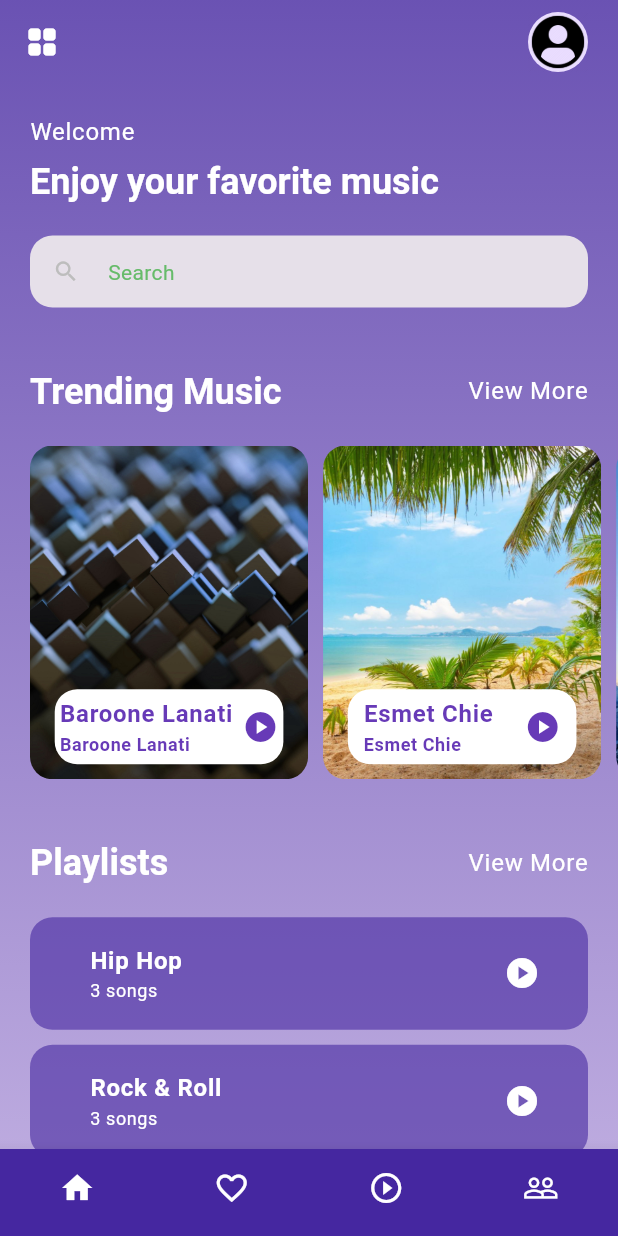
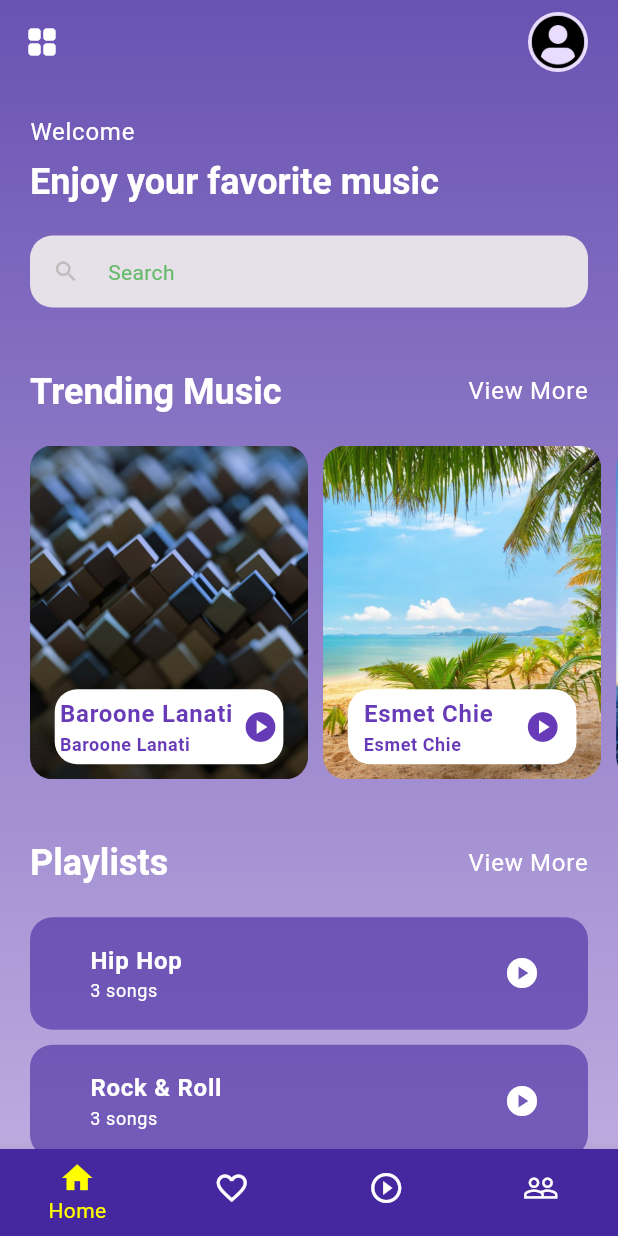
Before and after one commit to mohsenrahmdeli/Flutter_Music_Player_with_GetX, a Flutter app: the screen it shows after launch, on a phone screen of 412 x 824 dp. Run offline on Flutter 3.47's test engine with Material 3 defaults, Android fonts, the phone set to English and light mode, and no system bars; our stand-ins replace get, just_audio, rxdart.

Commit message:
edited bottomnavigation bar

```diff
--- a/lib/screens/home_screen.dart
+++ b/lib/screens/home_screen.dart
@@ -4,6 +4,9 @@ import '../models/song_model.dart';
 import '../widgets/playlist_card.dart';
 import '../widgets/section_header.dart';
 import '../widgets/song_card.dart';
+import 'favorite_screen.dart';
+import 'profile_screen.dart';
+import 'song_screen.dart';
 
 class HomeScreen extends StatelessWidget {
   const HomeScreen({super.key});
@@ -155,10 +158,37 @@ class _DiscoverMusic extends StatelessWidget {
   }
 }
 
-class _CustomBottomNavbar extends StatelessWidget {
+class _CustomBottomNavbar extends StatefulWidget {
   const _CustomBottomNavbar({
     super.key,
   });
+
+  @override
+  State<_CustomBottomNavbar> createState() => _CustomBottomNavbarState();
+}
+
+class _CustomBottomNavbarState extends State<_CustomBottomNavbar> {
+  int _selectedIndex = 0;
+
+  void _onItemTapped(int index) {
+  if (index == 1) {
+    Navigator.push(
+      context,
+      MaterialPageRoute(builder: (context) => const FavoriteScreen()),
+    );
+  } else if (index == 2) {
+    Navigator.push(
+      context,
+      MaterialPageRoute(builder: (context) => const SongScreen()),
+    );
+  } else if (index == 3) {
+    Navigator.push(
+      context,
+      MaterialPageRoute(builder: (context) => const ProfileScreen()),
+    );
+  }
+}
+
 
   @override
   Widget build(BuildContext context) {
@@ -166,9 +196,11 @@ class _CustomBottomNavbar extends StatelessWidget {
       type: BottomNavigationBarType.fixed,
       backgroundColor: Colors.deepPurple.shade800,
       unselectedItemColor: Colors.white,
-      selectedItemColor: Colors.white,
+      selectedItemColor: Colors.yellowAccent,
       showUnselectedLabels: false,
-      showSelectedLabels: false,
+      showSelectedLabels: true,
+      currentIndex: _selectedIndex,
+      onTap: _onItemTapped,
       items: const [
         BottomNavigationBarItem(
             icon: Icon(
```
